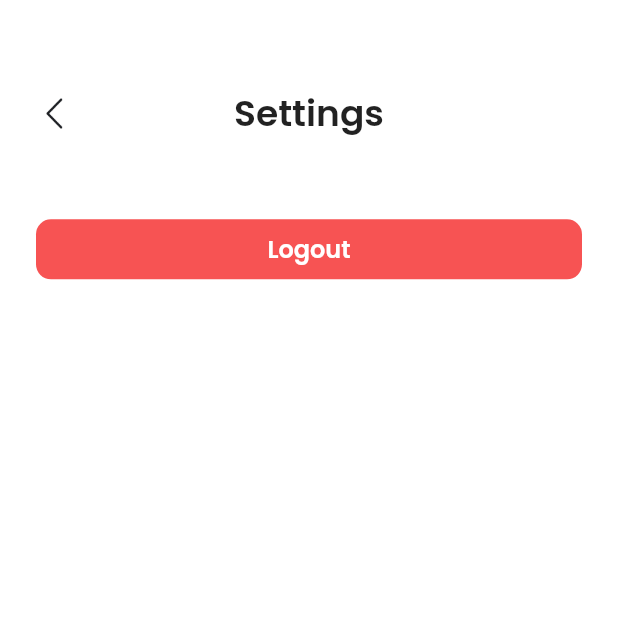
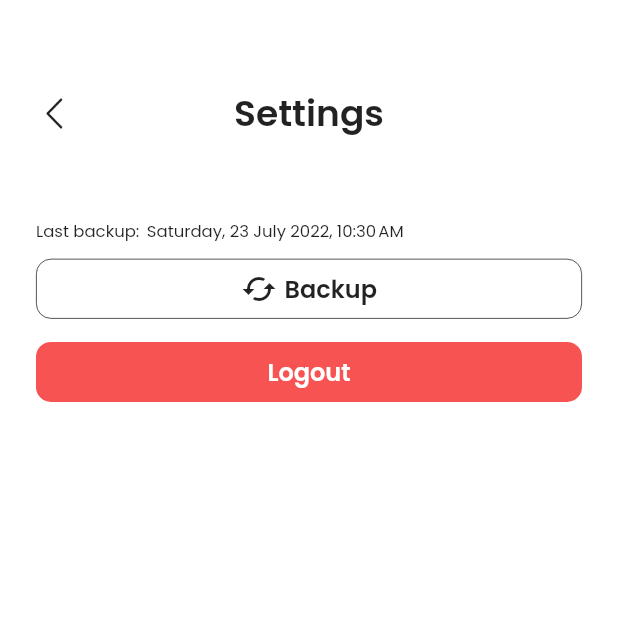
Before and after one commit to mayudevID/bloom, a Flutter app: the SettingsPageContent screen opened directly, on a phone screen of 412 x 824 dp, the top half of it. Run offline on Flutter 3.47's test engine with Material 2 defaults, Android fonts, the phone set to English and light mode, and no system bars; our stand-ins replace awesome_notifications, bloc, cached_network_image, carousel_slider, cloud_firestore, connectivity_plus and 18 more; missing offline and left inert: dart:ffi, flow_builder, flutter_facebook_auth; accounts and stored records are empty; network calls fail.

Commit message:
add backup button

```diff
--- a/lib/features/authentication/presentation/pages/profile_page.dart
+++ b/lib/features/authentication/presentation/pages/profile_page.dart
@@ -329,6 +329,7 @@ class ProfilePageContent extends StatelessWidget {
                 ],
               ),
             ),
+            SizedBox(height: getHeight(50, context)),
           ],
         ),
       ),
--- a/lib/features/settings/presentation/pages/settings_page.dart
+++ b/lib/features/settings/presentation/pages/settings_page.dart
@@ -3,6 +3,7 @@ import 'package:bloom/features/authentication/data/repositories/auth_repository.
 import 'package:bloom/features/settings/presentation/bloc/logout_cubit.dart';
 import 'package:flutter/material.dart';
 import 'package:flutter_bloc/flutter_bloc.dart';
+import 'package:intl/intl.dart';
 
 import '../../../../core/utils/function.dart';
 import '../../../../core/utils/theme.dart';
@@ -57,6 +58,47 @@ class SettingsPageContent extends StatelessWidget {
               ],
             ),
             SizedBox(height: getHeight(51, context)),
+            Row(
+              children: [
+                Text(
+                  "Last backup:",
+                  style: textParagraph.copyWith(fontSize: 11),
+                ),
+                const SizedBox(
+                  width: 5,
+                ),
+                Text(
+                  DateFormat('EEEE, dd MMMM y,')
+                      .add_jm()
+                      .format(DateTime.now()),
+                  style: textParagraph.copyWith(fontSize: 11),
+                ),
+              ],
+            ),
+            SizedBox(
+              height: getHeight(10, context),
+            ),
+            Container(
+              height: 40,
+              decoration: BoxDecoration(
+                borderRadius: BorderRadius.circular(10),
+                color: naturalWhite,
+                border: Border.all(color: naturalBlack, width: 0.5),
+              ),
+              child: Row(
+                mainAxisAlignment: MainAxisAlignment.center,
+                children: [
+                  const Icon(Icons.cached),
+                  const SizedBox(
+                    width: 5,
+                  ),
+                  Text("Backup", style: buttonSmall),
+                ],
+              ),
+            ),
+            SizedBox(
+              height: getHeight(15, context),
+            ),
             GestureDetector(
               onTap: () async {
                 await context.read<LogoutCubit>().logOut();
```
